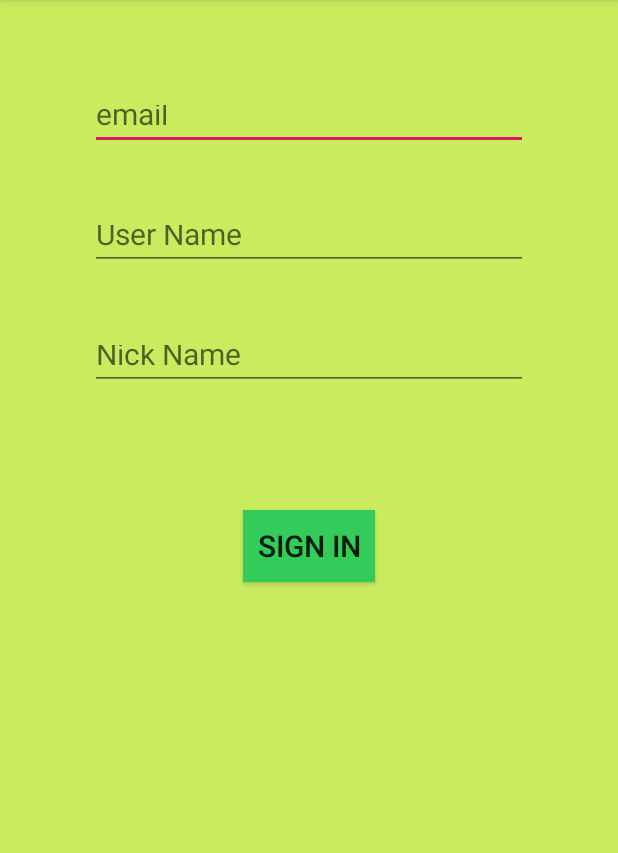
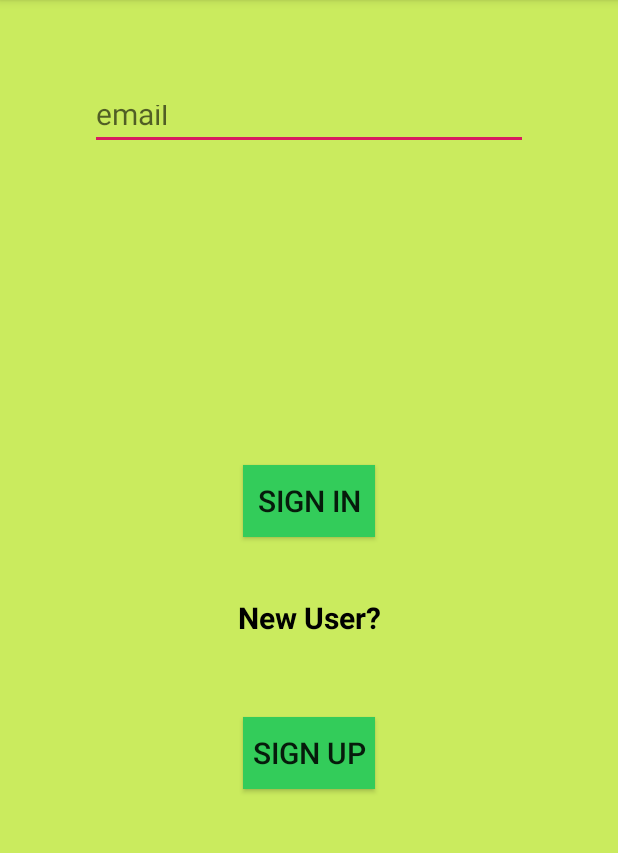
Before and after one commit to Meghagupta17/MyInsta, an Android app: the screen it shows after launch (MainActivity), on a phone screen of 412 x 824 dp, the part 84-937 px from its top. Run offline under Robolectric (Android 15) with nearby library versions, the phone set to English and light mode, and no system bars.

Commit message:
onclick postist added

```diff
--- a/app/build.gradle
+++ b/app/build.gradle
@@ -22,6 +22,9 @@ dependencies {
     implementation fileTree(dir: 'libs', include: ['*.jar'])
     implementation 'com.android.support:appcompat-v7:28.0.0'
     implementation 'com.android.support.constraint:constraint-layout:1.1.3'
+    implementation 'com.google.firebase:firebase-storage:16.0.1'
+    implementation 'com.google.firebase:firebase-auth:16.0.3'
+    implementation 'com.google.firebase:firebase-database:16.0.1'
     testImplementation 'junit:junit:4.12'
     androidTestImplementation 'com.android.support.test:runner:1.0.2'
     androidTestImplementation 'com.android.support.test.espresso:espresso-core:3.0.2'
--- a/app/src/main/java/com/example/myinsta/MainActivity.java
+++ b/app/src/main/java/com/example/myinsta/MainActivity.java
@@ -7,12 +7,20 @@ import android.text.TextUtils;
 import android.view.View;
 import android.widget.Button;
 import android.widget.EditText;
+import android.widget.TextView;
 import android.widget.Toast;
 
 public class MainActivity extends AppCompatActivity {
 
-    EditText email, username, nickname;
+    EditText email;
+    EditText username;
+    EditText nickname;
     Button btnlogin;
+    Button btnsignup;
+    Button btnback;
+    TextView newuser;
+    char SigninbtnState;
+    char SignupbtnState;
 
     @Override
     protected void onCreate(Bundle savedInstanceState) {
@@ -22,42 +30,85 @@ public class MainActivity extends AppCompatActivity {
         email = findViewById(R.id.email);
         username = findViewById(R.id.userName);
         nickname = findViewById(R.id.nickName);
+        newuser = findViewById(R.id.newuser);
+        btnsignup = findViewById(R.id.btnsignup);
+        btnback = findViewById(R.id.btnback);
+        SigninbtnState = 'L';
+        SignupbtnState = 'S';
 
-        //username.setVisibility(EditText.INVISIBLE);;
-       // nickname.setEnabled(false);
+        //On first screen email id, signin button, new user?, signup button is visible
+        username.setVisibility(EditText.INVISIBLE);
+        nickname.setVisibility(EditText.INVISIBLE);
+        btnback.setVisibility(EditText.INVISIBLE);
+        //btnsignup.setVisibility(View.INVISIBLE);
+        //newuser.setVisibility(EditText.INVISIBLE);
+
         btnlogin = findViewById(R.id.btnlogin);
         btnlogin.setOnClickListener(new View.OnClickListener() {
+            @Override
+            public void onClick(View v) {
+                    String s1 = email.getText().toString();
+                    //String s2 = username.getText().toString();
+                    //String s3 = nickname.getText().toString();
+
+                    if (!TextUtils.isEmpty(email.getText())) {
+                        Toast.makeText(MainActivity.this, "Login Successful", Toast.LENGTH_SHORT).show();
+                        Intent intent = new Intent(MainActivity.this, LogedInActivity.class);
+                        startActivity(intent);
+
+                    } else {
+                        email.setError("Email id is required!");
+
+                    }
+                }
+        });
+
+        //onSignup button Signin button and new user textview is Invisible
+        btnsignup.setOnClickListener(new View.OnClickListener() {
             @Override
             public void onClick(View v) {
 
                 String s1 = email.getText().toString();
                 String s2 = username.getText().toString();
                 String s3 = nickname.getText().toString();
+                btnlogin.setVisibility(EditText.INVISIBLE);
+                newuser.setVisibility(TextView.INVISIBLE);
+                username.setVisibility(EditText.VISIBLE);
+                nickname.setVisibility(EditText.VISIBLE);
+                btnback.setVisibility(EditText.VISIBLE);
 
                 if (!TextUtils.isEmpty(email.getText())) {
 
                     if (!TextUtils.isEmpty(username.getText())) {
 
                         if (!TextUtils.isEmpty(nickname.getText())) {
-                            Toast.makeText(MainActivity.this, "Login Successful", Toast.LENGTH_SHORT).show();
+                            Toast.makeText(MainActivity.this, "Registration Successful", Toast.LENGTH_SHORT).show();
                             Intent intent = new Intent(MainActivity.this, LogedInActivity.class);
                             startActivity(intent);
                         }else{
-                            Toast.makeText(MainActivity.this, "Fields can not be left Empty", Toast.LENGTH_SHORT).show();
                             nickname.setError("Nick Name is required!");
                         }
                     }else{
-                        Toast.makeText(MainActivity.this, "Fields can not be left Empty", Toast.LENGTH_SHORT).show();
                         username.setError("User Name is required!");
                     }
                 }else{
-                    Toast.makeText(MainActivity.this, "Fields can not be left Empty", Toast.LENGTH_SHORT).show();
                     email.setError("Email id is required!");
-
                 }
             }
         });
 
+        btnback.setOnClickListener(new View.OnClickListener() {
+            @Override
+            public void onClick(View v) {
+                String s1 = email.getText().toString();
+                username.setVisibility(EditText.INVISIBLE);
+                nickname.setVisibility(EditText.INVISIBLE);
+                btnback.setVisibility(EditText.INVISIBLE);
+                btnlogin.setVisibility(EditText.VISIBLE);
+                btnsignup.setVisibility(EditText.VISIBLE);
+                newuser.setVisibility(EditText.VISIBLE);
 
+            }
+        });
     }
 }
--- a/app/src/main/res/layout/activity_main.xml
+++ b/app/src/main/res/layout/activity_main.xml
@@ -15,7 +15,7 @@
         android:layout_width="match_parent"
         android:layout_height="40dp"
         android:layout_margin="20dp"
-        android:layout_marginTop="40dp"
+        android:layout_marginTop="30dp"
         android:hint="email"
         android:ems="10"
         android:inputType="textEmailAddress"
@@ -27,7 +27,7 @@
         android:layout_width="match_parent"
         android:layout_height="40dp"
         android:layout_margin="20dp"
-        android:layout_marginTop="40dp"
+        android:layout_marginTop="30dp"
         android:hint="User Name"
         android:ems="10"
         android:inputType="textPersonName"
@@ -39,7 +39,7 @@
         android:layout_width="match_parent"
         android:layout_height="40dp"
         android:layout_margin="20dp"
-        android:layout_marginTop="40dp"
+        android:layout_marginTop="30dp"
         android:hint="Nick Name"
         android:ems="10"
         android:inputType="textPersonName"
@@ -51,9 +51,40 @@
         android:layout_height="wrap_content"
         android:id="@+id/btnlogin"
         android:text="Sign In"
-        android:layout_marginTop="60dp"
+        android:layout_marginTop="30dp"
         android:layout_gravity="center"
         android:background="#33cc5a"
         android:textSize="20sp"/>
 
+    <TextView
+        android:id="@+id/newuser"
+        android:layout_width="match_parent"
+        android:layout_height="40dp"
+        android:layout_margin="40dp"
+        android:layout_marginTop="20dp"
+        android:text="New User?"
+        android:textAlignment="center"
+        android:textSize="20sp"
+        android:textColor="#000"
+        android:textStyle="bold"/>
+
+    <Button
+        android:layout_width="wrap_content"
+        android:layout_height="wrap_content"
+        android:id="@+id/btnsignup"
+        android:text="Sign up"
+        android:layout_gravity="center"
+        android:background="#33cc5a"
+        android:textSize="20sp" />
+
+    <Button
+        android:layout_width="wrap_content"
+        android:layout_height="wrap_content"
+        android:id="@+id/btnback"
+        android:text="Back"
+        android:layout_marginTop="5dp"
+        android:layout_gravity="center"
+        android:background="#33cc5a"
+        android:textSize="20sp" />
+
 </LinearLayout>
--- a/build.gradle
+++ b/build.gradle
@@ -8,7 +8,7 @@ buildscript {
     }
     dependencies {
         classpath 'com.android.tools.build:gradle:3.3.1'
-        classpath 'com.google.gms:google-services:4.0.1'
+        classpath 'com.google.gms:google-services:4.1.0'
 
 
         // NOTE: Do not place your application dependencies here; they belong
```
Also changed, not shown: app/src/main/java/com/example/myinsta/LogedInActivity.java (+68 -27 lines), app/src/main/java/com/example/myinsta/RecyclerViewAdapterHashtag.java (+44 -0 lines), app/src/main/java/com/example/myinsta/RecyclerViewAdapterUser.java (+47 -3 lines), app/src/main/res/layout/dialog_create_post.xml (+12 -12 lines), 1 other file.
